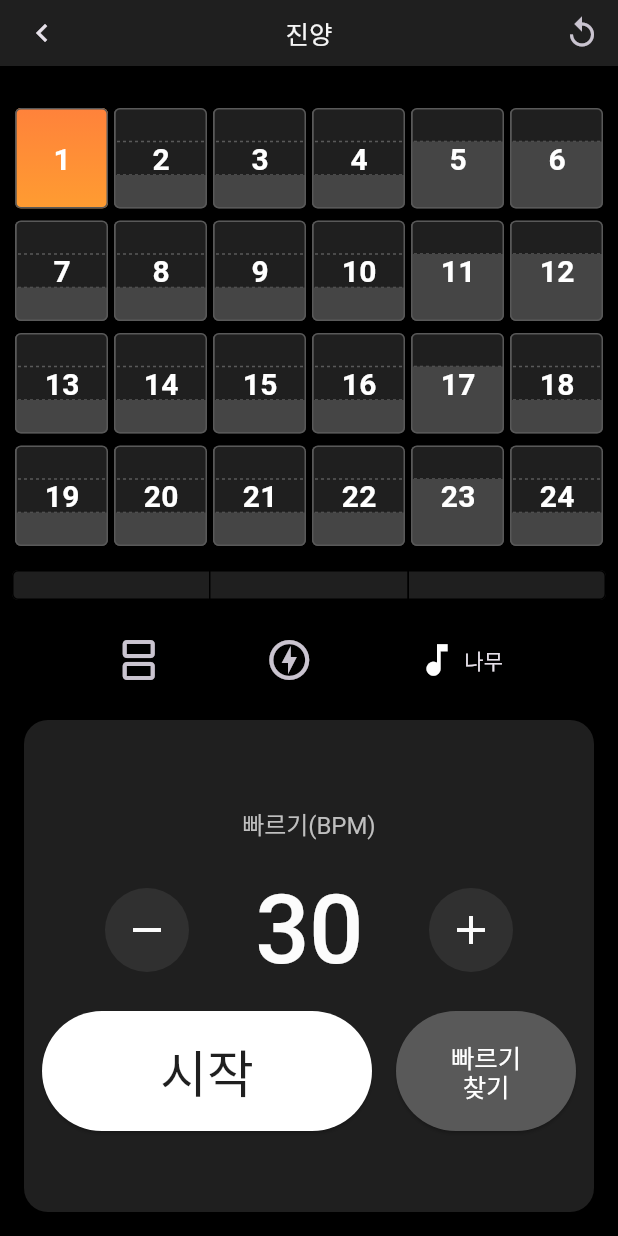
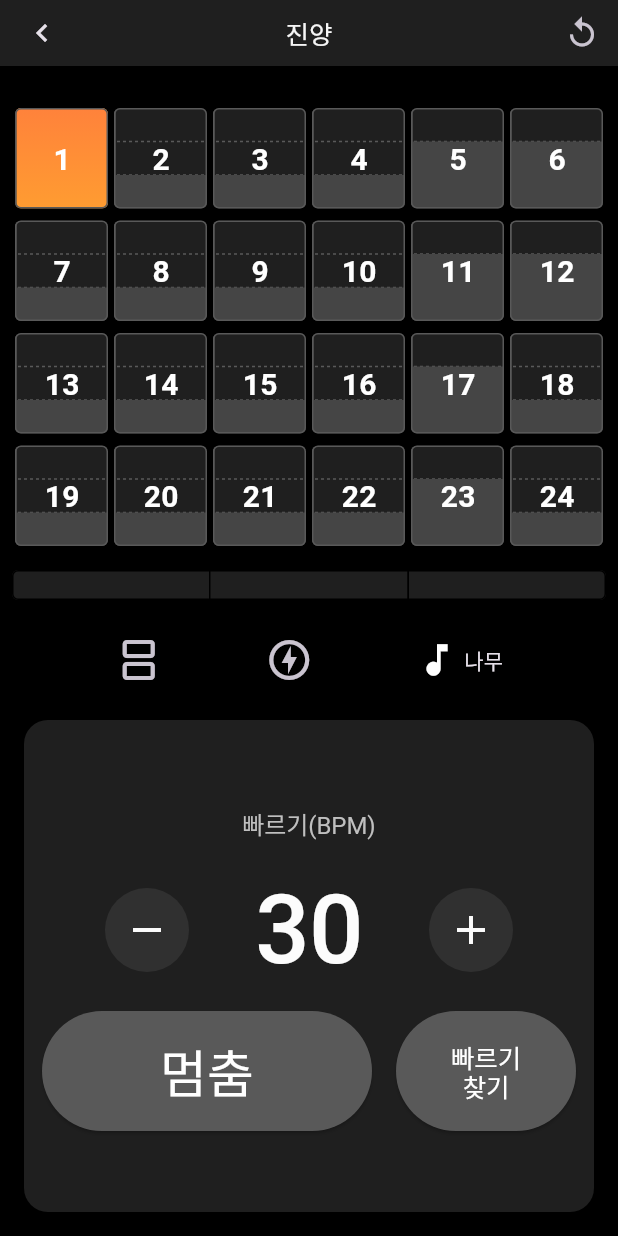
Before and after one commit to Team-Hanbae/Hanbae-Flutter, a Flutter app: the MetronomeScreen screen opened directly with sample values from the repository, after a tap on "시작", on a phone screen of 412 x 824 dp. Run offline on Flutter 3.47's test engine with Material 3 defaults, Android fonts, the phone set to English and light mode, and no system bars; our stand-ins replace audioplayers, equatable, flutter_bloc, flutter_svg, shared_preferences; accounts and stored records are empty; Roboto replaces fonts that are missing (Pretendard).

Commit message:
[feat] #32 재생버튼 UI 변경 및 정렬 수정

```diff
--- a/lib/presentation/metronome/metronome_control.dart
+++ b/lib/presentation/metronome/metronome_control.dart
@@ -9,7 +9,9 @@ class MetronomeControl extends StatelessWidget {
 
   @override
   Widget build(BuildContext context) {
-    final isTapping = context.select((MetronomeBloc bloc) => bloc.state.isTapping);
+    final isTapping = context.select(
+      (MetronomeBloc bloc) => bloc.state.isTapping,
+    );
 
     return Expanded(
       child: Container(
@@ -156,9 +158,11 @@ class MetronomeControl extends StatelessWidget {
                     mainAxisAlignment: MainAxisAlignment.center,
                     children: [
                       Expanded(
-                        child: ElevatedButton(
+                        child: BlocBuilder<MetronomeBloc, MetronomeState>(
+                          builder: (context, state) {
+                            final isPlaying = state.isPlaying;
+                            return ElevatedButton(
                               onPressed: () {
-                            final isPlaying = context.read<MetronomeBloc>().state.isPlaying;
                                 if (isPlaying) {
                                   context.read<MetronomeBloc>().add(Stop());
                                 } else {
@@ -167,16 +171,22 @@ class MetronomeControl extends StatelessWidget {
                               },
                               style: ElevatedButton.styleFrom(
                                 minimumSize: const Size(0, 80),
-                            backgroundColor: AppColors.buttonPlaystart,
+                                backgroundColor: isPlaying
+                                    ? AppColors.buttonPlaystop
+                                    : AppColors.buttonPlaystart,
                               ),
-                          child: const Text(
-                            "시작",
+                              child: Text(
+                                isPlaying ? "멈춤" : "시작",
                                 style: TextStyle(
                                   fontSize: 34,
                                   fontWeight: FontWeight.w500,
-                              color: AppColors.textButtonEmphasis,
+                                  color: isPlaying
+                                      ? AppColors.textButtonPrimary
+                                      : AppColors.textButtonEmphasis,
                                 ),
                               ),
+                            );
+                          },
                         ),
                       ),
                       const SizedBox(width: 16),
@@ -186,14 +196,16 @@ class MetronomeControl extends StatelessWidget {
                         },
                         style: ElevatedButton.styleFrom(
                           fixedSize: const Size(120, 80),
-                          backgroundColor: isTapping
+                          backgroundColor:
+                              isTapping
                                   ? AppColors.buttonActive
                                   : AppColors.buttonPrimary,
                         ),
                         child: Text(
                           isTapping ? "탭" : "빠르기\n찾기",
                           textAlign: TextAlign.center,
-                          style: isTapping
+                          style:
+                              isTapping
                                   ? AppTextStyles.title1R.copyWith(
                                     color: AppColors.textButtonEmphasis,
                                   )
```
Lines whose indentation alone changed are shown as unchanged.
